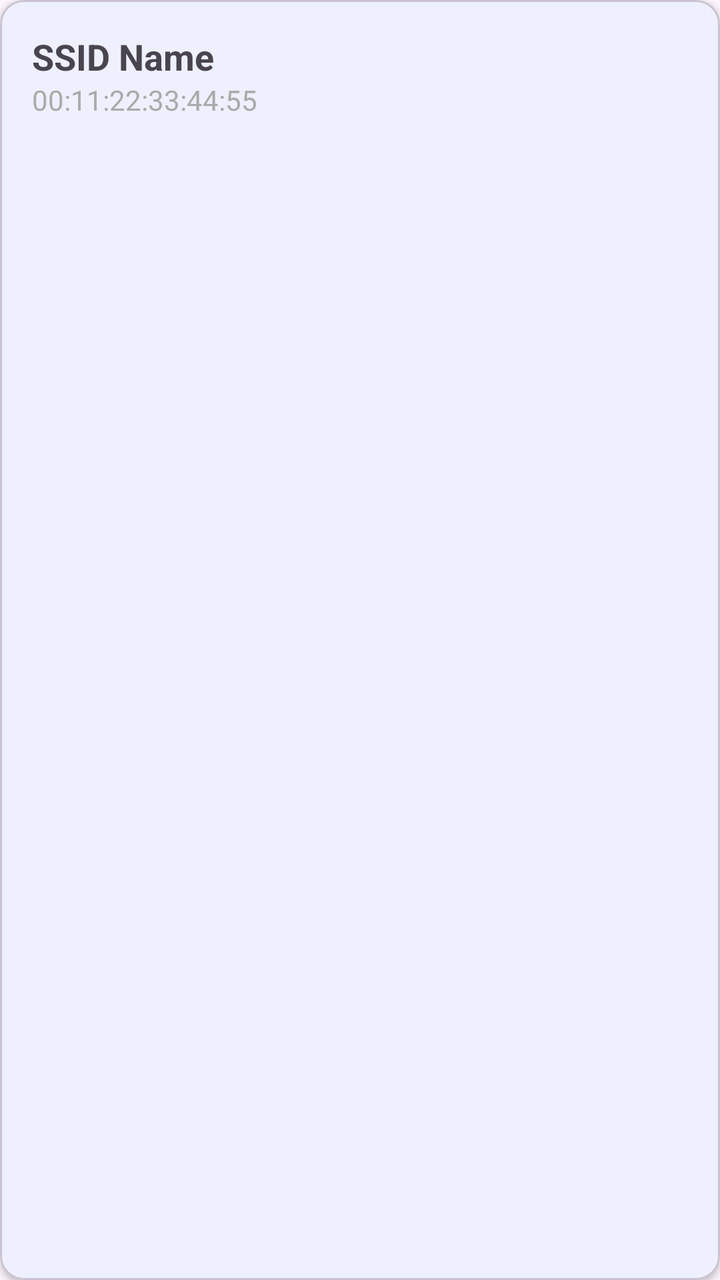
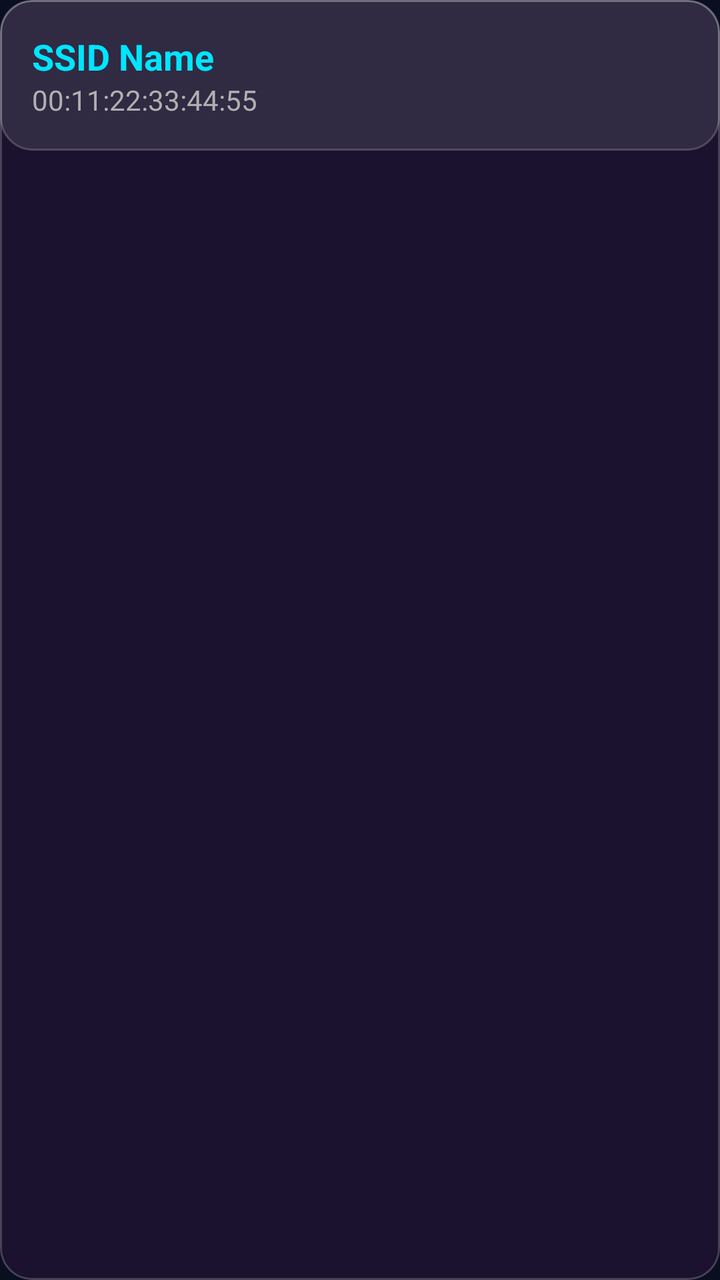

Compare the two renders of this Android layout. The source of the first and the diff that turns it into the second are given below.
<!-- AndroidManifest.xml: application theme Theme.FiberHome -->
<!-- res/layout/item_wifi.xml -->
<?xml version="1.0" encoding="utf-8"?>
<com.google.android.material.card.MaterialCardView
    xmlns:android="http://schemas.android.com/apk/res/android"
    xmlns:app="http://schemas.android.com/apk/res-auto"
    android:id="@+id/cardView"
    android:layout_width="match_parent"
    android:layout_height="wrap_content"
    android:layout_margin="8dp"
    app:cardCornerRadius="12dp"
    app:cardElevation="2dp">

    <androidx.constraintlayout.widget.ConstraintLayout
        android:layout_width="match_parent"
        android:layout_height="wrap_content"
        android:padding="16dp">

        <TextView
            android:id="@+id/tvSsid"
            android:layout_width="0dp"
            android:layout_height="wrap_content"
            android:text="SSID Name"
            android:textSize="18sp"
            android:textStyle="bold"
            app:layout_constraintEnd_toStartOf="@+id/ivBadge"
            app:layout_constraintStart_toStartOf="parent"
            app:layout_constraintTop_toTopOf="parent" />

        <TextView
            android:id="@+id/tvBssid"
            android:layout_width="wrap_content"
            android:layout_height="wrap_content"
            android:text="00:11:22:33:44:55"
            android:textColor="@android:color/darker_gray"
            app:layout_constraintStart_toStartOf="parent"
            app:layout_constraintTop_toBottomOf="@+id/tvSsid" />

        <ImageView
            android:id="@+id/ivBadge"
            android:layout_width="24dp"
            android:layout_height="24dp"
            android:src="@android:drawable/checkbox_on_background"
            android:tint="@android:color/holo_green_dark"
            android:visibility="gone"
            app:layout_constraintBottom_toBottomOf="parent"
            app:layout_constraintEnd_toEndOf="parent"
            app:layout_constraintTop_toTopOf="parent" />

    </androidx.constraintlayout.widget.ConstraintLayout>

</com.google.android.material.card.MaterialCardView>
<!-- resources referenced by this layout -->
<resources>
  <style name="Theme.FiberHome" parent="Theme.Material3.DayNight.NoActionBar">
          <item name="colorPrimary">#2196F3</item>
          <item name="colorPrimaryVariant">#1976D2</item>
          <item name="colorOnPrimary">#FFFFFF</item>
          <item name="colorSecondary">#03DAC6</item>
          <item name="colorSecondaryVariant">#018786</item>
          <item name="colorOnSecondary">#000000</item>
          <item name="android:statusBarColor">?attr/colorPrimaryVariant</item>
      </style>
</resources>

<!-- the commit's change to res/layout/item_wifi.xml (unified diff, before → after) -->
@@ -6,12 +6,15 @@
     android:layout_width="match_parent"
     android:layout_height="wrap_content"
     android:layout_margin="8dp"
-    app:cardCornerRadius="12dp"
-    app:cardElevation="2dp">
+    app:cardCornerRadius="16dp"
+    app:cardElevation="0dp"
+    app:strokeWidth="1dp"
+    app:strokeColor="#33FFFFFF">
 
     <androidx.constraintlayout.widget.ConstraintLayout
         android:layout_width="match_parent"
         android:layout_height="wrap_content"
+        android:background="@drawable/glass_card_background"
         android:padding="16dp">
 
         <TextView
@@ -19,6 +22,7 @@
             android:layout_width="0dp"
             android:layout_height="wrap_content"
             android:text="SSID Name"
+            android:textColor="@color/cyan_accent"
             android:textSize="18sp"
             android:textStyle="bold"
             app:layout_constraintEnd_toStartOf="@+id/ivBadge"
@@ -30,16 +34,16 @@
             android:layout_width="wrap_content"
             android:layout_height="wrap_content"
             android:text="00:11:22:33:44:55"
-            android:textColor="@android:color/darker_gray"
+            android:textColor="@color/text_secondary"
             app:layout_constraintStart_toStartOf="parent"
             app:layout_constraintTop_toBottomOf="@+id/tvSsid" />
 
         <ImageView
             android:id="@+id/ivBadge"
-            android:layout_width="24dp"
-            android:layout_height="24dp"
-            android:src="@android:drawable/checkbox_on_background"
-            android:tint="@android:color/holo_green_dark"
+            android:layout_width="28dp"
+            android:layout_height="28dp"
+            android:src="@drawable/ic_wifi_radar"
+            app:tint="@color/cyan_accent"
             android:visibility="gone"
             app:layout_constraintBottom_toBottomOf="parent"
             app:layout_constraintEnd_toEndOf="parent"
<!-- resource entries referenced after the edit -->
@@ -1,13 +1,59 @@
 <!-- resources referenced by this layout -->
 <resources>
-  <style name="Theme.FiberHome" parent="Theme.Material3.DayNight.NoActionBar">
-          <item name="colorPrimary">#2196F3</item>
-          <item name="colorPrimaryVariant">#1976D2</item>
-          <item name="colorOnPrimary">#FFFFFF</item>
-          <item name="colorSecondary">#03DAC6</item>
-          <item name="colorSecondaryVariant">#018786</item>
-          <item name="colorOnSecondary">#000000</item>
-          <item name="android:statusBarColor">?attr/colorPrimaryVariant</item>
+  <color name="cyan_accent">#00E5FF</color>
+  <color name="text_secondary">#B0B0B0</color>
+  <!-- drawable glass_card_background (drawable) -->
+  <?xml version="1.0" encoding="utf-8"?>
+  <shape xmlns:android="http://schemas.android.com/apk/res/android"
+      android:shape="rectangle">
+      <solid android:color="@color/glass_white" />
+      <corners android:radius="16dp" />
+      <stroke
+          android:width="1dp"
+          android:color="#33FFFFFF" />
+  </shape>
+  <!-- drawable ic_wifi_radar (drawable) -->
+  <vector xmlns:android="http://schemas.android.com/apk/res/android"
+      android:width="120dp"
+      android:height="120dp"
+      android:viewportWidth="24"
+      android:viewportHeight="24">
+      
+      <path
+          android:pathData="M1,9C4.47,5.53 9.07,3.75 12,3.75C14.93,3.75 19.53,5.53 23,9"
+          android:strokeWidth="2"
+          android:strokeColor="@color/cyan_accent"
+          android:strokeLineCap="round" />
+      
+      <path
+          android:pathData="M5,13C7.53,10.47 9.87,9.75 12,9.75C14.13,9.75 16.47,10.47 19,13"
+          android:strokeWidth="2"
+          android:strokeColor="@color/cyan_accent"
+          android:strokeLineCap="round" />
+      
+      <path
+          android:pathData="M9,17C10.53,15.47 11.25,15.25 12,15.25C12.75,15.25 13.47,15.47 15,17"
+          android:strokeWidth="2"
+          android:strokeColor="@color/cyan_accent"
+          android:strokeLineCap="round" />
+      
+      <path
+          android:pathData="M12,21m-1.5,0a1.5,1.5 0,1 1,3 0a1.5,1.5 0,1 1,-3 0"
+          android:fillColor="@color/cyan_accent" />
+  </vector>
+  <style name="Theme.FiberHome" parent="Theme.Material3.Dark.NoActionBar">
+          <item name="colorPrimary">@color/cyan_accent</item>
+          <item name="colorSecondary">@color/electric_blue</item>
+          <item name="android:windowBackground">@color/deep_navy</item>
+          <item name="android:statusBarColor">@color/deep_navy</item>
+          <item name="android:navigationBarColor">@color/deep_navy</item>
+          <item name="colorSurface">@color/dark_violet</item>
+          <item name="colorOnSurface">@color/text_primary</item>
       </style>
+  <color name="glass_white">#1AFFFFFF</color>
+  <color name="electric_blue">#2979FF</color>
+  <color name="deep_navy">#0A0E21</color>
+  <color name="dark_violet">#1A122E</color>
+  <color name="text_primary">#E0E0E0</color>
 </resources>
 
